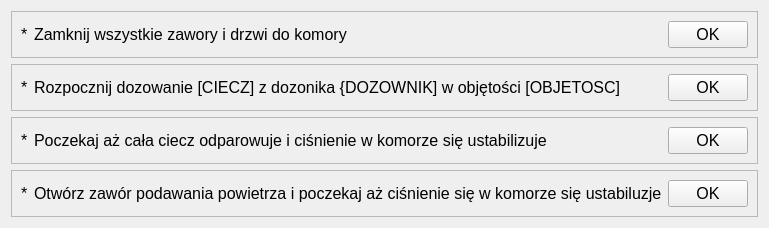
wiacekmarcin/StanowiskoChemiczne, file app/nowytest_4.ui: the form before one commit.
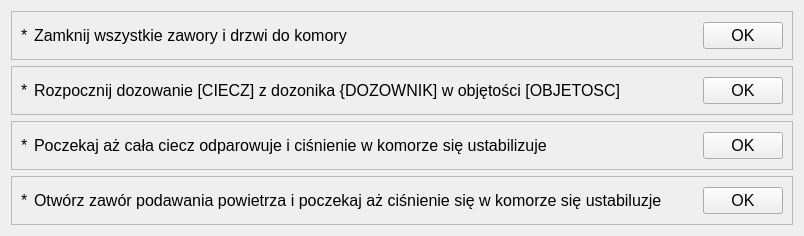
The form after the commit. Custom widgets are drawn as their Qt base class.

Patch:
```diff
--- a/app/nowytest_4.ui
+++ b/app/nowytest_4.ui
@@ -6,8 +6,8 @@
    <rect>
     <x>0</x>
     <y>0</y>
-    <width>746</width>
-    <height>168</height>
+    <width>804</width>
+    <height>236</height>
    </rect>
   </property>
   <property name="font">
@@ -22,7 +22,7 @@
    <string>Dozowanie cieczy</string>
   </property>
   <property name="subTitle" stdset="0">
-   <string>Należy tutaj uważnie przetransportować ciecz z dozownika do komory mając na uwadze ciśnienia. </string>
+   <string/>
   </property>
   <layout class="QVBoxLayout" name="verticalLayout">
    <item>
```
